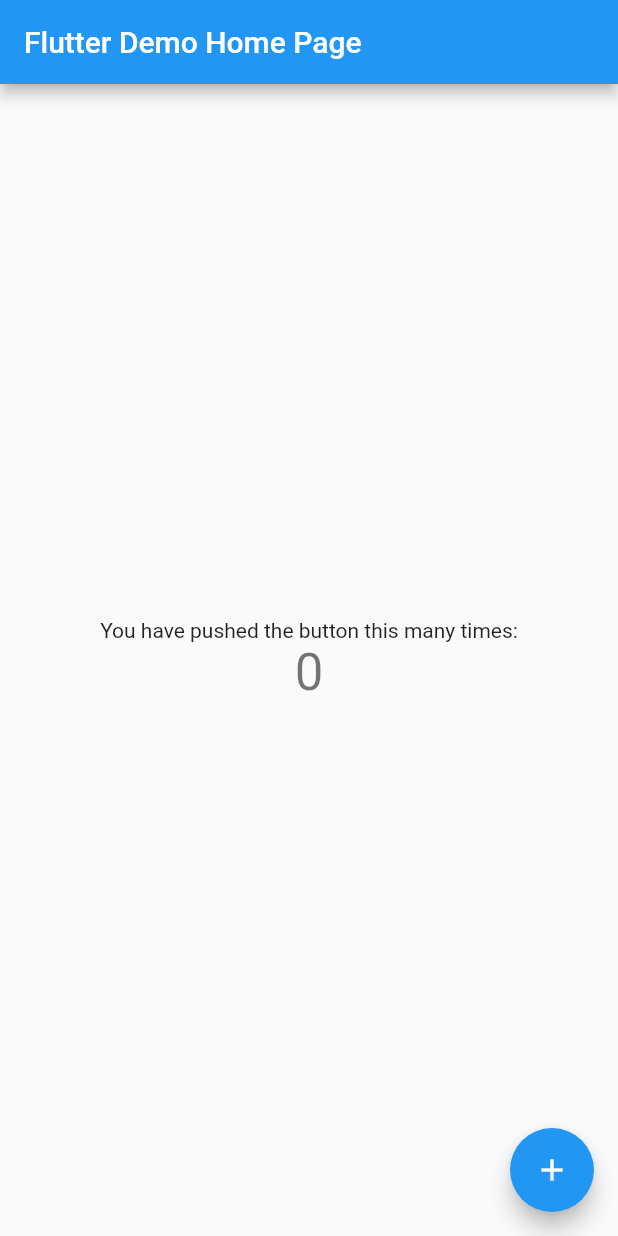
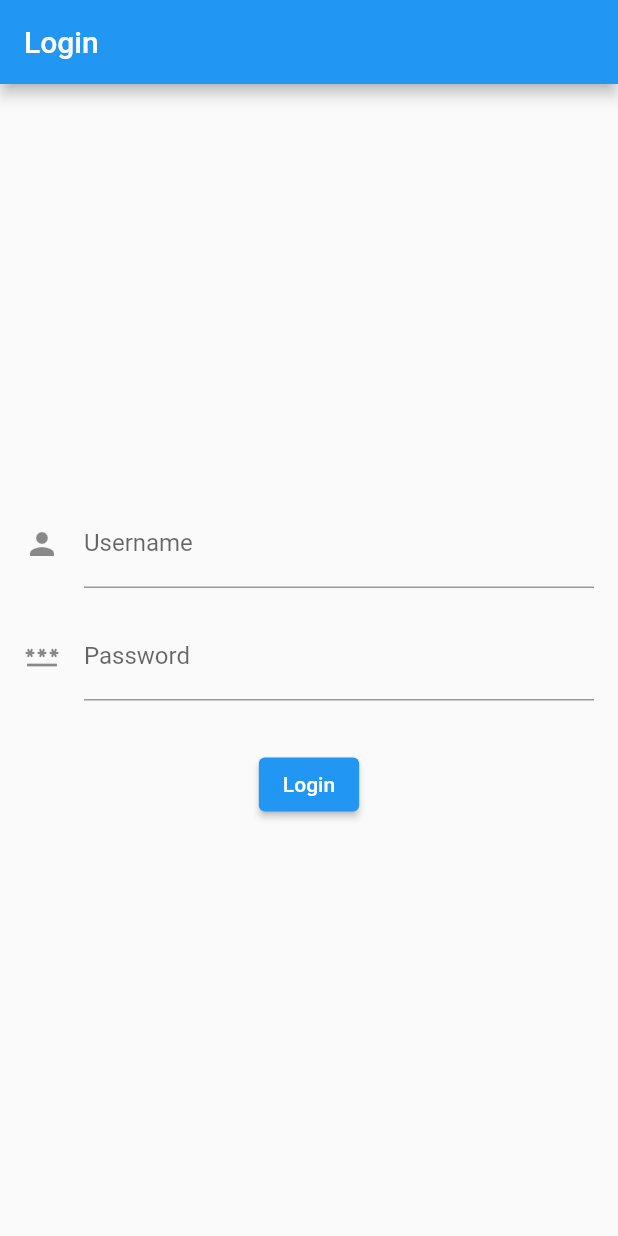
Before and after one commit to danielcontro/step-bit, a Flutter app: the screen it shows after launch, on a phone screen of 412 x 824 dp. Run offline on Flutter 3.47's test engine with Material 2 defaults, Android fonts, the light colour scheme and no system bars; our stand-ins replace shared_preferences.

Commit message:
Aggiunto il login e la classe ApiClient

```diff
--- a/lib/main.dart
+++ b/lib/main.dart
@@ -1,115 +1,17 @@
 import 'package:flutter/material.dart';
+import 'package:stepbit/screens/login.dart';
 
 void main() {
   runApp(const MyApp());
 }
 
 class MyApp extends StatelessWidget {
-  const MyApp({super.key});
+  const MyApp({Key? key}) : super(key: key);
 
-  // This widget is the root of your application.
   @override
   Widget build(BuildContext context) {
     return MaterialApp(
-      title: 'Flutter Demo',
-      theme: ThemeData(
-        // This is the theme of your application.
-        //
-        // Try running your application with "flutter run". You'll see the
-        // application has a blue toolbar. Then, without quitting the app, try
-        // changing the primarySwatch below to Colors.green and then invoke
-        // "hot reload" (press "r" in the console where you ran "flutter run",
-        // or simply save your changes to "hot reload" in a Flutter IDE).
-        // Notice that the counter didn't reset back to zero; the application
-        // is not restarted.
-        primarySwatch: Colors.blue,
-      ),
-      home: const MyHomePage(title: 'Flutter Demo Home Page'),
+      home: Login(),
     );
   }
 }
-
-class MyHomePage extends StatefulWidget {
-  const MyHomePage({super.key, required this.title});
-
-  // This widget is the home page of your application. It is stateful, meaning
-  // that it has a State object (defined below) that contains fields that affect
-  // how it looks.
-
-  // This class is the configuration for the state. It holds the values (in this
-  // case the title) provided by the parent (in this case the App widget) and
-  // used by the build method of the State. Fields in a Widget subclass are
-  // always marked "final".
-
-  final String title;
-
-  @override
-  State<MyHomePage> createState() => _MyHomePageState();
-}
-
-class _MyHomePageState extends State<MyHomePage> {
-  int _counter = 0;
-
-  void _incrementCounter() {
-    setState(() {
-      // This call to setState tells the Flutter framework that something has
-      // changed in this State, which causes it to rerun the build method below
-      // so that the display can reflect the updated values. If we changed
-      // _counter without calling setState(), then the build method would not be
-      // called again, and so nothing would appear to happen.
-      _counter++;
-    });
-  }
-
-  @override
-  Widget build(BuildContext context) {
-    // This method is rerun every time setState is called, for instance as done
-    // by the _incrementCounter method above.
-    //
-    // The Flutter framework has been optimized to make rerunning build methods
-    // fast, so that you can just rebuild anything that needs updating rather
-    // than having to individually change instances of widgets.
-    return Scaffold(
-      appBar: AppBar(
-        // Here we take the value from the MyHomePage object that was created by
-        // the App.build method, and use it to set our appbar title.
-        title: Text(widget.title),
-      ),
-      body: Center(
-        // Center is a layout widget. It takes a single child and positions it
-        // in the middle of the parent.
-        child: Column(
-          // Column is also a layout widget. It takes a list of children and
-          // arranges them vertically. By default, it sizes itself to fit its
-          // children horizontally, and tries to be as tall as its parent.
-          //
-          // Invoke "debug painting" (press "p" in the console, choose the
-          // "Toggle Debug Paint" action from the Flutter Inspector in Android
-          // Studio, or the "Toggle Debug Paint" command in Visual Studio Code)
-          // to see the wireframe for each widget.
-          //
-          // Column has various properties to control how it sizes itself and
-          // how it positions its children. Here we use mainAxisAlignment to
-          // center the children vertically; the main axis here is the vertical
-          // axis because Columns are vertical (the cross axis would be
-          // horizontal).
-          mainAxisAlignment: MainAxisAlignment.center,
-          children: <Widget>[
-            const Text(
-              'You have pushed the button this many times:',
-            ),
-            Text(
-              '$_counter',
-              style: Theme.of(context).textTheme.headlineMedium,
-            ),
-          ],
-        ),
-      ),
-      floatingActionButton: FloatingActionButton(
-        onPressed: _incrementCounter,
-        tooltip: 'Increment',
-        child: const Icon(Icons.add),
-      ), // This trailing comma makes auto-formatting nicer for build methods.
-    );
-  }
-}
--- /dev/null
+++ b/lib/screens/login.dart
@@ -0,0 +1,76 @@
+import 'package:flutter/material.dart';
+import 'package:stepbit/screens/homepage.dart';
+
+import '../utils/api_client.dart';
+
+class Login extends StatelessWidget {
+  final _formKey = GlobalKey<FormState>();
+  String? _username;
+  String? _password;
+
+  Login({Key? key}) : super(key: key);
+
+  @override
+  Widget build(BuildContext context) {
+    return Scaffold(
+      appBar: AppBar(
+        title: const Text("Login"),
+      ),
+      body: Padding(
+        padding: const EdgeInsets.all(16.0),
+        child: Form(
+          key: _formKey,
+          child: Column(
+            mainAxisAlignment: MainAxisAlignment.center,
+            children: [
+              TextFormField(
+                decoration: const InputDecoration(
+                    labelText: 'Username', icon: Icon(Icons.person)),
+                validator: (value) {
+                  if (value == null || value.isEmpty) {
+                    return 'Please enter your username';
+                  }
+                  return null;
+                },
+                onSaved: (value) => _username = value!,
+              ),
+              const SizedBox(height: 16.0),
+              TextFormField(
+                decoration: const InputDecoration(
+                    labelText: 'Password', icon: Icon(Icons.password)),
+                obscureText: true,
+                validator: (value) {
+                  if (value == null || value.isEmpty) {
+                    return 'Please enter your password';
+                  }
+                  return null;
+                },
+                onSaved: (value) => _password = value!,
+              ),
+              const SizedBox(height: 32.0),
+              ElevatedButton(
+                  child: const Text('Login'),
+                  onPressed: () async {
+                    if (_formKey.currentState!.validate()) {
+                      final result =
+                          await ApiClient.login(_username!, _password!);
+                      if (result) {
+                        // HOMEPAGE
+                        Navigator.pushReplacement(
+                            context,
+                            MaterialPageRoute(
+                                builder: (context) => HomePage()));
+                      } else {
+                        ScaffoldMessenger.of(context).showSnackBar(
+                          const SnackBar(content: Text('Invalid credential')),
+                        );
+                      }
+                    }
+                  }),
+            ],
+          ),
+        ),
+      ),
+    );
+  }
+}
--- /dev/null
+++ b/lib/utils/api_client.dart
@@ -0,0 +1,113 @@
+import 'dart:convert';
+import 'package:http/http.dart' as http;
+import 'package:shared_preferences/shared_preferences.dart';
+
+class ApiClient {
+  static const String baseUrl = 'https://impact.dei.unipd.it/bwthw/';
+  static String pingEndpoint = 'gate/v1/ping/';
+  static String tokenEndpoint = 'gate/v1/token/';
+  static String refreshEndpoint = 'gate/v1/refresh/';
+
+  static String? _accessToken;
+  static String? _refreshToken;
+
+  static Future<String?> getAccessToken() async {
+    if (_accessToken == null) {
+      final prefs = await SharedPreferences.getInstance();
+      _accessToken = prefs.getString('access_token');
+    }
+    return _accessToken;
+  }
+
+  static Future<String?> getRefreshToken() async {
+    if (_refreshToken == null) {
+      final prefs = await SharedPreferences.getInstance();
+      _refreshToken = prefs.getString('refresh_token');
+    }
+    return _refreshToken;
+  }
+
+  static Future<void> _saveTokens(
+      String accessToken, String refreshToken) async {
+    final prefs = await SharedPreferences.getInstance();
+    await prefs.setString('access_token', accessToken);
+    await prefs.setString('refresh_token', refreshToken);
+    _accessToken = accessToken;
+    _refreshToken = refreshToken;
+  }
+
+  static Future<void> _clearTokens() async {
+    final prefs = await SharedPreferences.getInstance();
+    await prefs.remove('access_token');
+    await prefs.remove('refresh_token');
+    _accessToken = null;
+    _refreshToken = null;
+  }
+
+  static Future<http.Response> _sendRequest(http.Request request) async {
+    final response = await request.send();
+    final responseString = await response.stream.bytesToString();
+    if (response.statusCode == 401) {
+      final isTokenRefreshed = await _refreshAccessToken();
+      if (isTokenRefreshed) {
+        // retry the request with the new access token
+        request.headers['Authorization'] = 'Bearer $_accessToken';
+        return _sendRequest(request);
+      }
+    }
+    return http.Response(responseString, response.statusCode);
+  }
+
+  static Future<bool> _refreshAccessToken() async {
+    final refreshToken = await getRefreshToken();
+    if (refreshToken == null) {
+      return false;
+    }
+    final response = await http.post(
+      Uri.parse('$baseUrl/$tokenEndpoint'),
+      body: {
+        'refresh_token': refreshToken,
+      },
+    );
+    if (response.statusCode == 200) {
+      final jsonResponse = json.decode(response.body);
+      final accessToken = jsonResponse['access_token'];
+      final newRefreshToken = jsonResponse['refresh_token'];
+      await _saveTokens(accessToken, newRefreshToken);
+      return true;
+    } else {
+      await _clearTokens();
+      return false;
+    }
+  }
+
+  /*static Future<http.Response> get(String path,
+      {Map<String, String> headers}) async {
+    final request = http.Request('GET', Uri.parse('$BASE_URL/$path'));
+    request.headers.addAll(headers ?? {});
+    request.headers['Authorization'] = 'Bearer ${await getAccessToken()}';
+    return _sendRequest(request);
+  }*/
+
+  /*static Future<http.Response> post(String path,
+      {Map<String, String> headers, dynamic body}) async {
+    final request = http.Request('POST', Uri.parse('$BASE_URL/$path'));
+    request.headers.addAll(headers ?? {});
+    request.headers['Authorization'] = 'Bearer ${await getAccessToken()}';
+    request.body = json.encode(body ?? {});
+    return _sendRequest(request);
+  }*/
+
+  static Future<bool> login(String username, String password) async {
+    final body = {'username': username, 'password': password};
+    final response =
+        await http.post(Uri.parse('$baseUrl/$tokenEndpoint'), body: body);
+
+    if (response.statusCode == 200) {
+      final decodedResponse = jsonDecode(response.body);
+      _saveTokens(decodedResponse['access'], decodedResponse['refresh']);
+      return true;
+    }
+    return false;
+  }
+}
--- a/pubspec.yaml
+++ b/pubspec.yaml
@@ -30,11 +30,9 @@
 dependencies:
   flutter:
     sdk: flutter
-
-
-  # The following adds the Cupertino Icons font to your application.
-  # Use with the CupertinoIcons class for iOS style icons.
   cupertino_icons: ^1.0.2
+  shared_preferences: ^2.1.1
+  http: ^0.13.6
 
 dev_dependencies:
   flutter_test:
```
Also changed, not shown: lib/screens/homepage.dart (added, +17 -0 lines), 13 other files.
